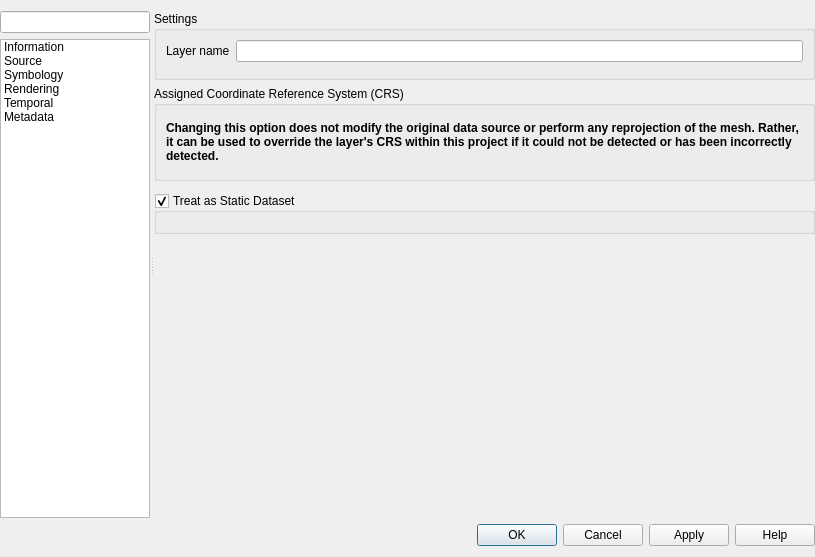
This is src/ui/mesh/qgsmeshlayerpropertiesbase.ui in qgis/QGIS as Qt 5 draws it before an edit. The edited form follows.
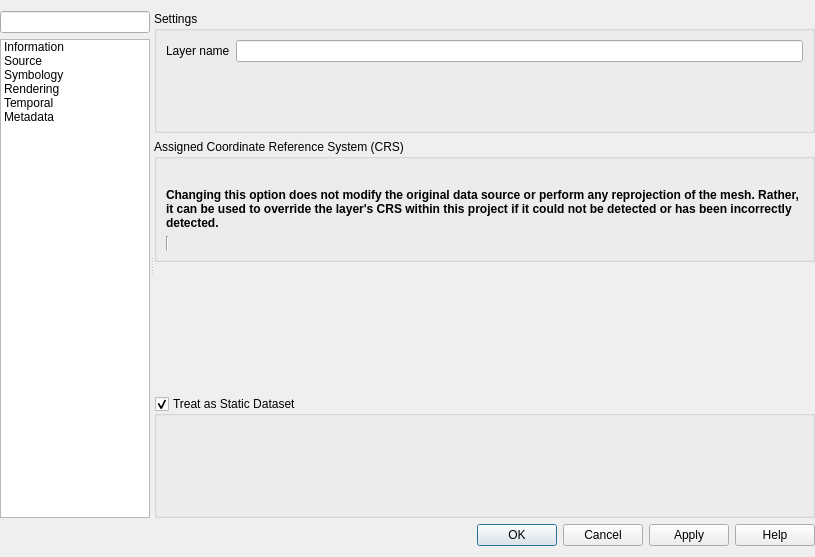
This is the edited form. The open tabs and pages were chosen to show the change. Icons and pictures are not drawn. Custom widgets are drawn as their Qt base class.

Commit message: Remove Vertical spacer from Source panel

What changed in the file:
```diff
--- a/src/ui/mesh/qgsmeshlayerpropertiesbase.ui
+++ b/src/ui/mesh/qgsmeshlayerpropertiesbase.ui
@@ -261,7 +261,7 @@
                 <x>0</x>
                 <y>0</y>
                 <width>661</width>
-                <height>508</height>
+                <height>506</height>
                </rect>
               </property>
               <layout class="QVBoxLayout" name="verticalLayout_4">
@@ -400,19 +400,6 @@
                  </layout>
                 </widget>
                </item>
-               <item>
-                <spacer name="verticalSpacer_3">
-                 <property name="orientation">
-                  <enum>Qt::Vertical</enum>
-                 </property>
-                 <property name="sizeHint" stdset="0">
-                  <size>
-                   <width>20</width>
-                   <height>0</height>
-                  </size>
-                 </property>
-                </spacer>
-               </item>
               </layout>
              </widget>
             </widget>
@@ -873,11 +860,6 @@
    <header>qgscollapsiblegroupbox.h</header>
    <container>1</container>
   </customwidget>
-  <customwidget>
-   <class>QgsSpinBox</class>
-   <extends>QSpinBox</extends>
-   <header>qgsspinbox.h</header>
-  </customwidget>
   <customwidget>
    <class>QgsDoubleSpinBox</class>
    <extends>QDoubleSpinBox</extends>
@@ -894,17 +876,22 @@
    <header>qgsprojectionselectionwidget.h</header>
    <container>1</container>
   </customwidget>
+  <customwidget>
+   <class>QgsScaleRangeWidget</class>
+   <extends>QWidget</extends>
+   <header>qgsscalerangewidget.h</header>
+  </customwidget>
+  <customwidget>
+   <class>QgsSpinBox</class>
+   <extends>QSpinBox</extends>
+   <header>qgsspinbox.h</header>
+  </customwidget>
   <customwidget>
    <class>QgsScrollArea</class>
    <extends>QScrollArea</extends>
    <header>qgsscrollarea.h</header>
    <container>1</container>
   </customwidget>
-  <customwidget>
-   <class>QgsScaleRangeWidget</class>
-   <extends>QWidget</extends>
-   <header>qgsscalerangewidget.h</header>
-  </customwidget>
   <customwidget>
    <class>QgsCollapsibleGroupBoxBasic</class>
    <extends>QGroupBox</extends>
```
Left out of the diff: 10 changed lines with no effect on the pictures.
